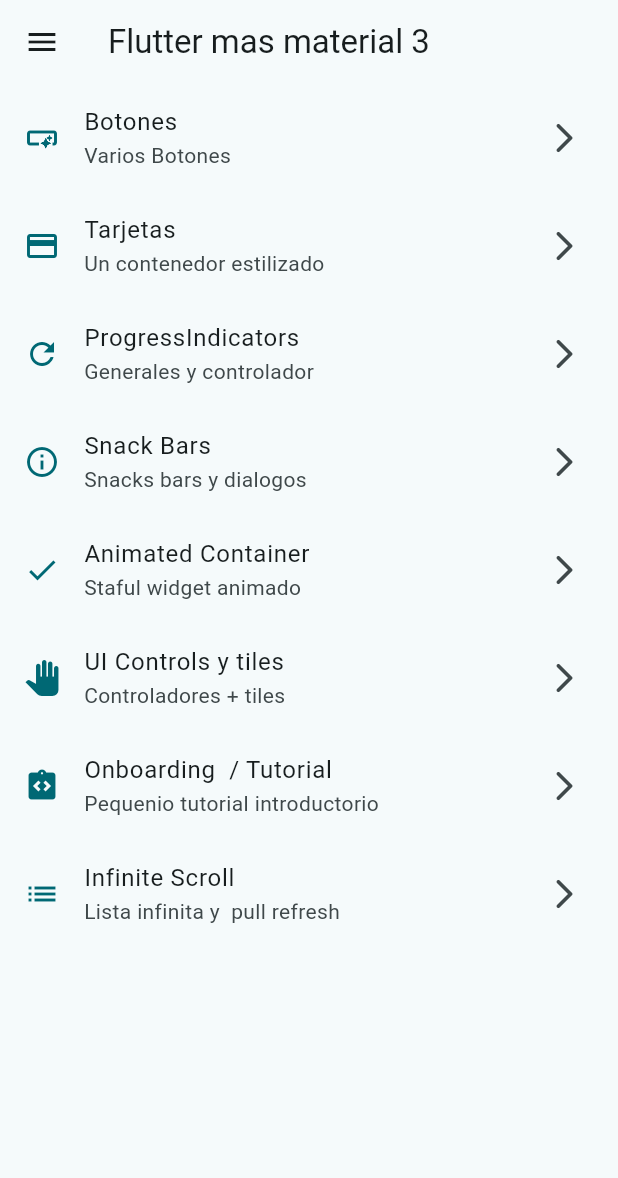
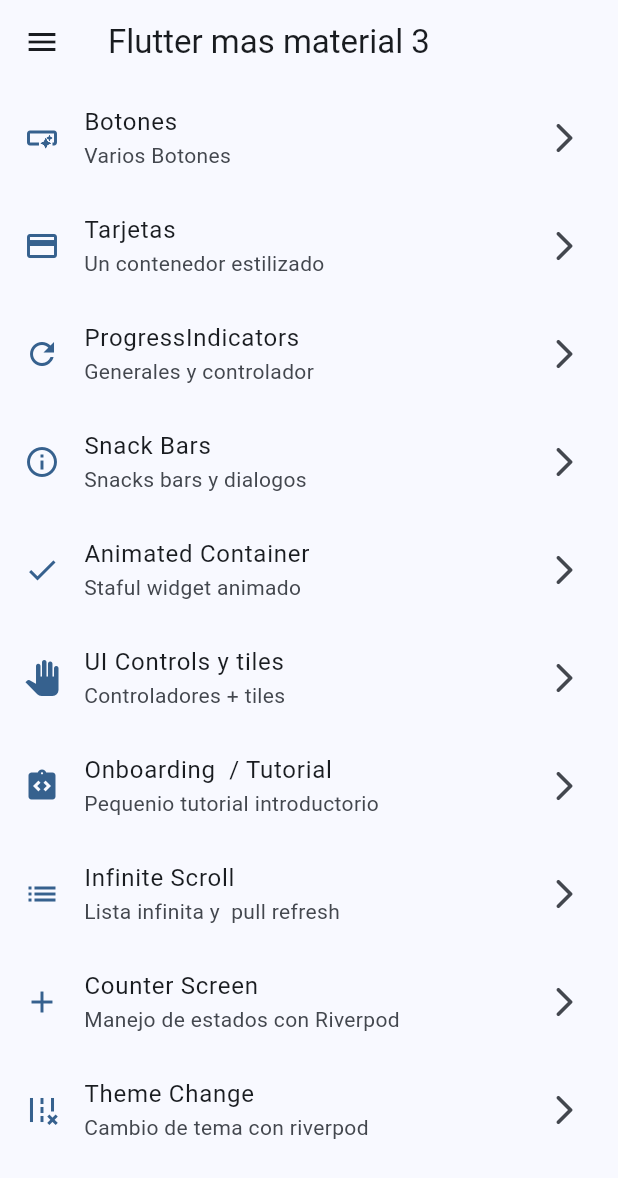
Before and after one commit to pedroj4567/banco_widgets, a Flutter app: the screen it shows after launch, on a phone screen of 412 x 824 dp. Shown: the top 1178 px of the screen. Run offline on Flutter 3.47's test engine with Material 3 defaults, Android fonts, the phone set to English and light mode, and no system bars; our stand-ins replace animate_do, flutter_riverpod, go_router.

Commit message:
Antes de state notifier

```diff
--- a/lib/config/menu/menu_items.dart
+++ b/lib/config/menu/menu_items.dart
@@ -65,4 +65,16 @@
     link: '/infinite-scroll',
     icon: Icons.list,
   ),
+  MenuItem(
+    title: 'Counter Screen',
+    subtitle: 'Manejo de estados con Riverpod',
+    link: '/river-pod-manager',
+    icon: Icons.add,
+  ),
+  MenuItem(
+    title: 'Theme Change',
+    subtitle: 'Cambio de tema con riverpod',
+    link: '/theme-change',
+    icon: Icons.remove_road_outlined,
+  ),
 ];
--- a/lib/config/router/app_router.dart
+++ b/lib/config/router/app_router.dart
@@ -49,5 +49,15 @@
       path: '/infinite-scroll',
       builder: (context, state) => InfiniteScrollScreen(),
     ),
+    GoRoute(
+      name: CounterScreen.name,
+      path: '/river-pod-manager',
+      builder: (context, state) => CounterScreen(),
+    ),
+    GoRoute(
+      name: ThemeChangeScreen.name,
+      path: '/theme-change',
+      builder: (context, state) => ThemeChangeScreen(),
+    ),
   ],
 );
--- a/lib/config/theme/app_theme.dart
+++ b/lib/config/theme/app_theme.dart
@@ -15,9 +15,11 @@
 
 class AppTheme {
   final int selectedColor;
+  final bool isDarkMode;
 
   AppTheme({
     this.selectedColor = 0,
+    this.isDarkMode = false,
   })  : assert(
           selectedColor >= 0,
           'Selected Color must be grather than 0',
@@ -28,6 +30,7 @@
 // Aqui aplicamos los temas de la app
   ThemeData getTheme() => ThemeData(
         useMaterial3: true,
+        brightness: isDarkMode ? Brightness.dark : Brightness.light,
         colorSchemeSeed: colorlist[selectedColor],
         appBarTheme: const AppBarTheme(
           centerTitle: false,
--- a/lib/main.dart
+++ b/lib/main.dart
@@ -1,23 +1,36 @@
 import 'package:flutter/material.dart';
+import 'package:flutter_riverpod/flutter_riverpod.dart';
 import 'package:widget_application/config/router/app_router.dart';
+import 'package:widget_application/presentation/providers/theme_provider.dart';
 
 import 'config/theme/app_theme.dart';
 
 void main() {
-  runApp(const MainApp());
+  runApp(
+    // Con esto le dicemos a riverpod para distribuir por toda la app
+    // las funciones
+
+    ProviderScope(
+      child: const MainApp(),
+    ),
+  );
 }
 
-class MainApp extends StatelessWidget {
+class MainApp extends ConsumerWidget {
   const MainApp({super.key});
 
   @override
-  Widget build(BuildContext context) {
+  Widget build(BuildContext context, WidgetRef ref) {
+    final isDarkMode = ref.watch(isDarkModeProvider);
+    final selectedColor = ref.watch(selectedColorProvider);
+
     return MaterialApp.router(
       title: "Flutter Widgets",
       routerConfig: appRouter,
       debugShowCheckedModeBanner: false,
       theme: AppTheme(
-        selectedColor: 9,
+        selectedColor: selectedColor,
+        isDarkMode: isDarkMode,
       ).getTheme(),
     );
   }
--- /dev/null
+++ b/lib/presentation/providers/counter_provider.dart
@@ -0,0 +1,5 @@
+import 'package:flutter_riverpod/flutter_riverpod.dart';
+
+// Declaramos un stado al provider
+// le damso valores iniciales
+final counterProvider = StateProvider<int>((ref) => 5);
--- /dev/null
+++ b/lib/presentation/providers/theme_provider.dart
@@ -0,0 +1,10 @@
+import 'package:flutter_riverpod/flutter_riverpod.dart';
+import 'package:widget_application/config/theme/app_theme.dart';
+
+final isDarkModeProvider = StateProvider((ref) => false);
+
+// Inmutable : Listado de colores
+// con el provider, se maneja valores immutables
+final colorListProvider = Provider((ref) => colorlist);
+
+final selectedColorProvider = StateProvider<int>((ref) => 0);
--- a/lib/presentation/screens/screens.dart
+++ b/lib/presentation/screens/screens.dart
@@ -1,3 +1,5 @@
+export 'package:widget_application/presentation/screens/change_theme/theme_change_screen.dart';
+export 'package:widget_application/presentation/screens/counter/counter_screen.dart';
 export 'package:widget_application/presentation/screens/onboarding/onboarding_screen.dart';
 export 'package:widget_application/presentation/screens/ui_controls/ui_controls_screen.dart';
 export 'package:widget_application/presentation/screens/animated/animated_screen.dart';
--- a/pubspec.yaml
+++ b/pubspec.yaml
@@ -10,6 +10,7 @@
   animate_do: ^4.2.0
   flutter:
     sdk: flutter
+  flutter_riverpod: ^2.6.1
   go_router: ^15.1.1
 
 dev_dependencies:
```
Also changed, not shown: lib/presentation/screens/change_theme/theme_change_screen.dart (added, +64 -0 lines), lib/presentation/screens/counter/counter_screen.dart (added, +65 -0 lines), pubspec.lock, 1 other file.
